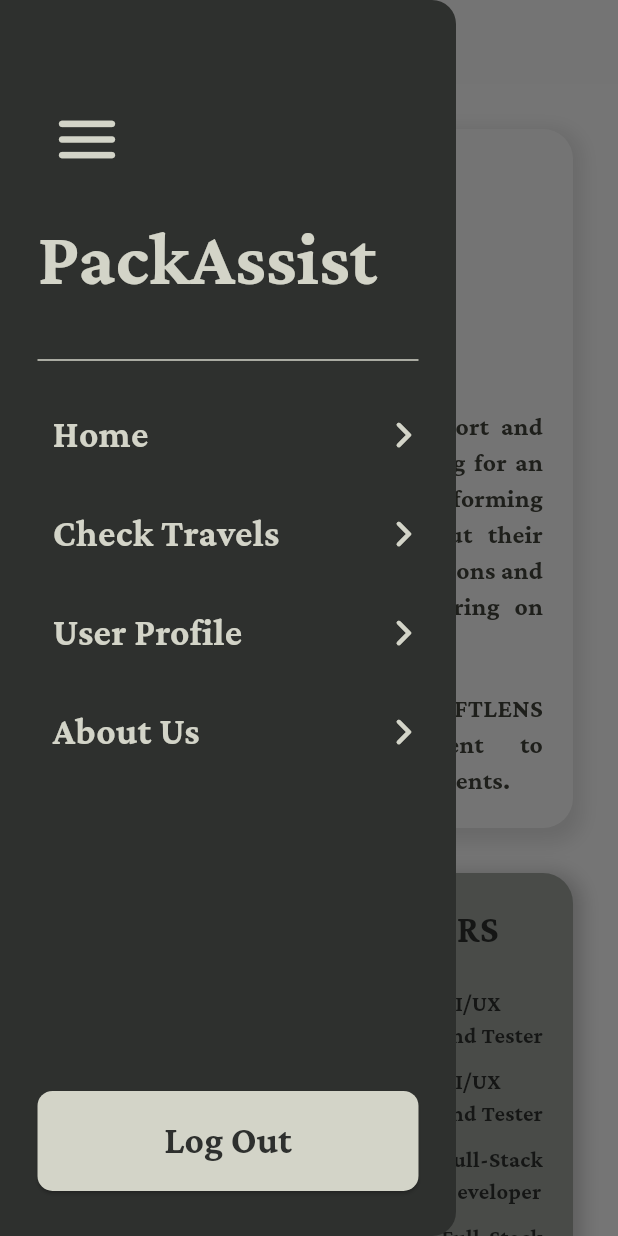
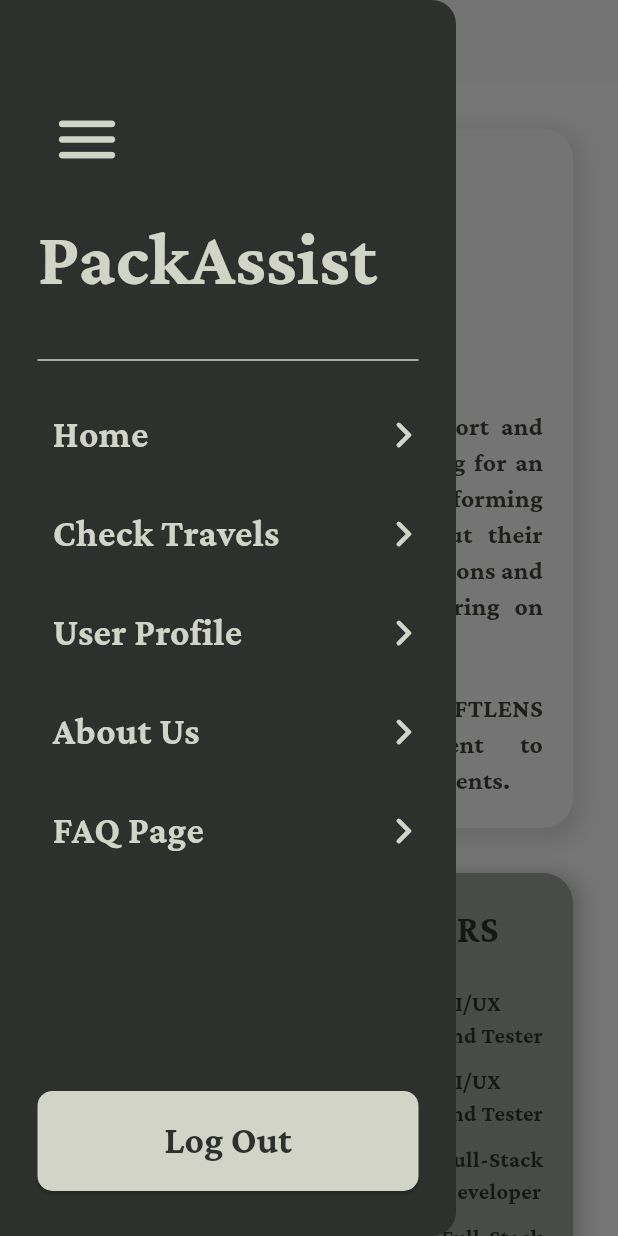
Before and after one commit to vbenrey/PackAssist, a Flutter app: the About screen opened by its route, with the side drawer open, on a phone screen of 412 x 824 dp. Run offline on Flutter 3.47's test engine with Material 3 defaults, Android fonts, the phone set to English and light mode, and no system bars; our stand-ins replace loading_animation_widget, slide_to_act, supabase_flutter; accounts and stored records are empty.

Commit message:
added FAQ to about us

```diff
--- a/lib/screens/about.dart
+++ b/lib/screens/about.dart
@@ -111,6 +111,22 @@ class About extends StatelessWidget {
                           mainAxisAlignment: MainAxisAlignment.spaceBetween,
                           children: [
                             Text("  About Us",
+                              style: TextStyle(
+                                  fontSize: 25, fontWeight: FontWeight.bold,
+                                  fontFamily: "Crimson", color: sand
+                              ),),
+                            Icon(Icons.arrow_forward_ios_rounded, size: 20, color: sand, fontWeight: FontWeight.bold,)
+                          ],
+                        ),
+                      ),
+                      SizedBox(height: 30),
+                      GestureDetector(
+                        onTap: ()
+                        {Navigator.pushNamed(context, '/tutorial');},
+                        child: Row(
+                          mainAxisAlignment: MainAxisAlignment.spaceBetween,
+                          children: [
+                            Text("  FAQ Page",
                               style: TextStyle(
                                   fontSize: 25, fontWeight: FontWeight.bold,
                                   fontFamily: "Crimson", color: sand
```
